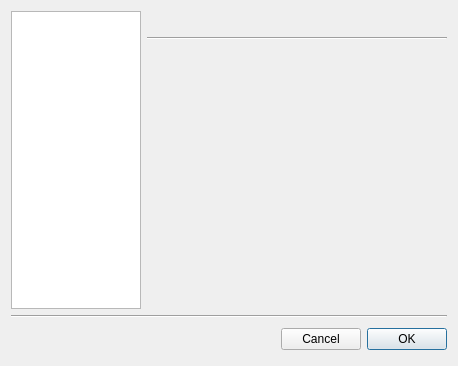
First picture: the form in retroshare-gui/src/gui/settings/settings.ui, repository RetroShare/RetroShare, before the edit.
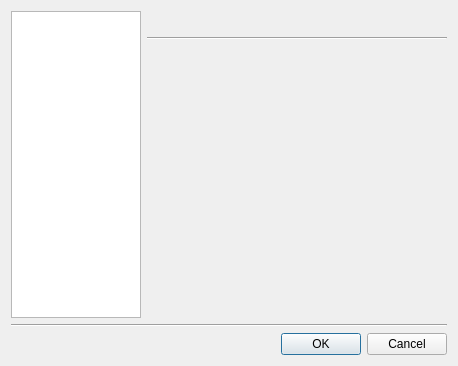
Second picture: the form after the edit. Icons and pictures are not drawn.

Commit message: Changed the standard dialog buttons from single buttons to buttonbox to have a standard layout and a standard translation.

```diff
--- a/retroshare-gui/src/gui/settings/settings.ui
+++ b/retroshare-gui/src/gui/settings/settings.ui
@@ -157,44 +157,9 @@
       <number>0</number>
      </property>
      <item>
-      <spacer>
-       <property name="orientation">
-        <enum>Qt::Horizontal</enum>
-       </property>
-       <property name="sizeHint" stdset="0">
-        <size>
-         <width>312</width>
-         <height>31</height>
-        </size>
-       </property>
-      </spacer>
-     </item>
-     <item>
-      <widget class="QPushButton" name="canceButton">
-       <property name="minimumSize">
-        <size>
-         <width>0</width>
-         <height>22</height>
-        </size>
-       </property>
-       <property name="text">
-        <string>Cancel</string>
-       </property>
-      </widget>
-     </item>
-     <item>
-      <widget class="QPushButton" name="applyButton">
-       <property name="minimumSize">
-        <size>
-         <width>0</width>
-         <height>22</height>
-        </size>
-       </property>
-       <property name="text">
-        <string>OK</string>
-       </property>
-       <property name="default">
-        <bool>true</bool>
+      <widget class="QDialogButtonBox" name="buttonBox">
+       <property name="standardButtons">
+        <set>QDialogButtonBox::Cancel|QDialogButtonBox::Ok</set>
        </property>
       </widget>
      </item>
```
Left out of the diff: 35 changed lines with no effect on the pictures. The commit also changes 38 other files.
